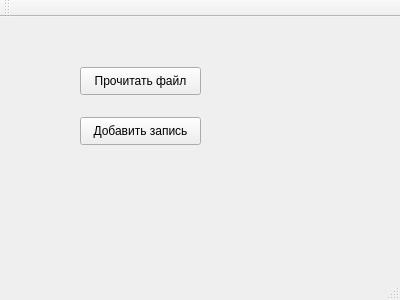
Qt form qtProject/mainwindow.ui (begbeder/qtCsv) before a commit.
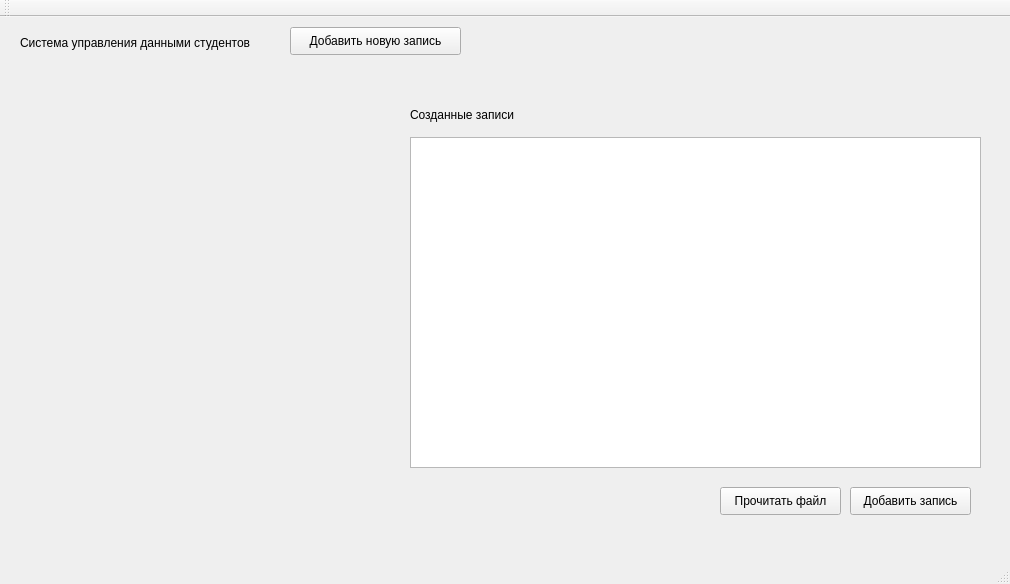
The same form after that commit.

```diff
--- a/qtProject/mainwindow.ui
+++ b/qtProject/mainwindow.ui
@@ -6,8 +6,8 @@
    <rect>
     <x>0</x>
     <y>0</y>
-    <width>400</width>
-    <height>300</height>
+    <width>1010</width>
+    <height>584</height>
    </rect>
   </property>
   <property name="windowTitle">
@@ -17,8 +17,8 @@
    <widget class="QPushButton" name="readFileButton">
     <property name="geometry">
      <rect>
-      <x>80</x>
-      <y>50</y>
+      <x>720</x>
+      <y>470</y>
       <width>121</width>
       <height>28</height>
      </rect>
@@ -30,8 +30,8 @@
    <widget class="QPushButton" name="addNoteButton">
     <property name="geometry">
      <rect>
-      <x>80</x>
-      <y>100</y>
+      <x>850</x>
+      <y>470</y>
       <width>121</width>
       <height>28</height>
      </rect>
@@ -40,6 +40,75 @@
      <string>Добавить запись</string>
     </property>
    </widget>
+   <widget class="QLabel" name="label">
+    <property name="geometry">
+     <rect>
+      <x>20</x>
+      <y>15</y>
+      <width>251</width>
+      <height>21</height>
+     </rect>
+    </property>
+    <property name="text">
+     <string>Система управления данными студентов</string>
+    </property>
+   </widget>
+   <widget class="QPushButton" name="createItemButton">
+    <property name="geometry">
+     <rect>
+      <x>290</x>
+      <y>10</y>
+      <width>171</width>
+      <height>28</height>
+     </rect>
+    </property>
+    <property name="text">
+     <string>Добавить новую запись</string>
+    </property>
+   </widget>
+   <widget class="QLabel" name="listStatusLabel">
+    <property name="geometry">
+     <rect>
+      <x>460</x>
+      <y>60</y>
+      <width>491</width>
+      <height>21</height>
+     </rect>
+    </property>
+    <property name="font">
+     <font>
+      <pointsize>10</pointsize>
+      <weight>75</weight>
+      <bold>true</bold>
+     </font>
+    </property>
+    <property name="text">
+     <string/>
+    </property>
+   </widget>
+   <widget class="QTableView" name="tableView">
+    <property name="geometry">
+     <rect>
+      <x>410</x>
+      <y>120</y>
+      <width>571</width>
+      <height>331</height>
+     </rect>
+    </property>
+   </widget>
+   <widget class="QLabel" name="label_2">
+    <property name="geometry">
+     <rect>
+      <x>410</x>
+      <y>90</y>
+      <width>141</width>
+      <height>16</height>
+     </rect>
+    </property>
+    <property name="text">
+     <string>Созданные записи</string>
+    </property>
+   </widget>
   </widget>
   <widget class="QMenuBar" name="menuBar">
    <property name="geometry">
```
Left out of the diff: 2 changed lines with no effect on the pictures.
